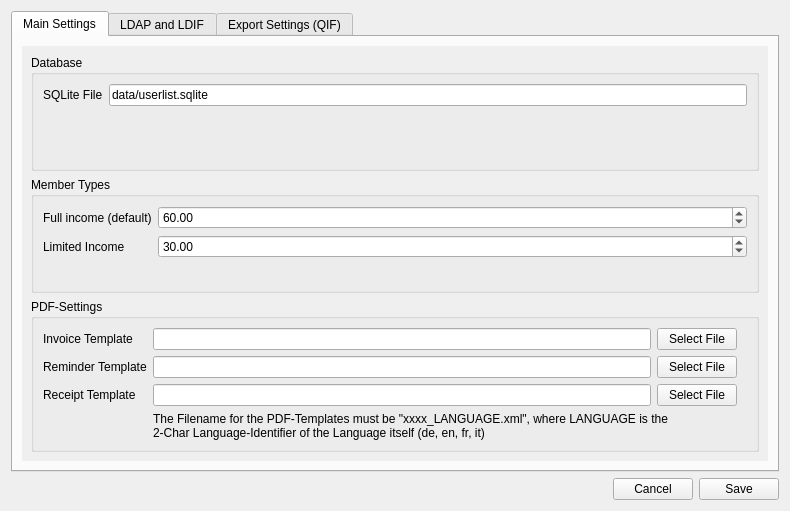
Qt form forms/settings.ui (LukyLuke/PiTres) before a commit.
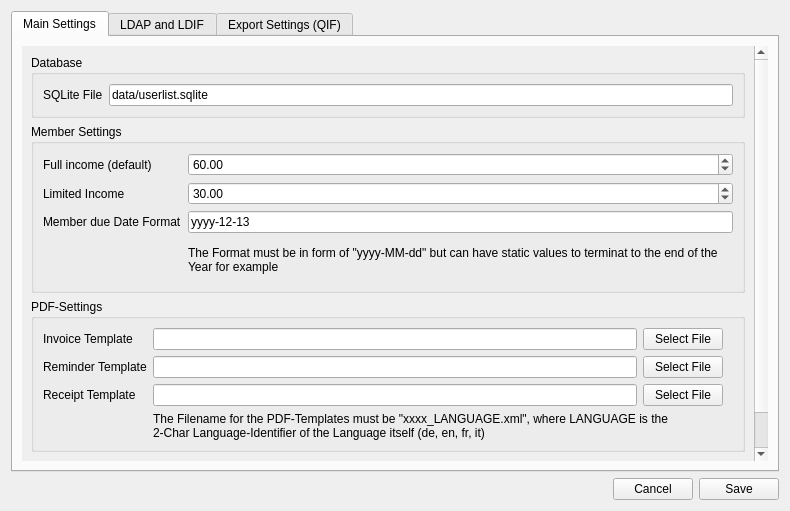
The same form after that commit.

Commit message: Better handling of PaidDue Dates with seperate Table; Viewing in Userlist not yet ported.

What changed in the file:
```diff
--- a/forms/settings.ui
+++ b/forms/settings.ui
@@ -77,7 +77,7 @@
            <item>
             <widget class="QGroupBox" name="groupBox_5">
              <property name="title">
-              <string>Member Types</string>
+              <string>Member Settings</string>
              </property>
              <layout class="QFormLayout" name="formLayout_6">
               <item row="0" column="0">
@@ -114,6 +114,36 @@
                 </property>
                </widget>
               </item>
+              <item row="2" column="0">
+               <widget class="QLabel" name="label_29">
+                <property name="text">
+                 <string>Member due Date Format</string>
+                </property>
+               </widget>
+              </item>
+              <item row="2" column="1">
+               <widget class="QLineEdit" name="memberDueDate">
+                <property name="text">
+                 <string>yyyy-12-13</string>
+                </property>
+               </widget>
+              </item>
+              <item row="3" column="1">
+               <widget class="QLabel" name="label_30">
+                <property name="sizePolicy">
+                 <sizepolicy hsizetype="Expanding" vsizetype="Preferred">
+                  <horstretch>0</horstretch>
+                  <verstretch>0</verstretch>
+                 </sizepolicy>
+                </property>
+                <property name="text">
+                 <string>The Format must be in form of &quot;yyyy-MM-dd&quot; but can have static values to terminat to the end of the Year for example</string>
+                </property>
+                <property name="wordWrap">
+                 <bool>true</bool>
+                </property>
+               </widget>
+              </item>
              </layout>
             </widget>
            </item>
@@ -217,6 +247,19 @@
              </layout>
             </widget>
            </item>
+           <item>
+            <spacer name="verticalSpacer">
+             <property name="orientation">
+              <enum>Qt::Vertical</enum>
+             </property>
+             <property name="sizeHint" stdset="0">
+              <size>
+               <width>20</width>
+               <height>40</height>
+              </size>
+             </property>
+            </spacer>
+           </item>
           </layout>
          </widget>
         </widget>
```
The commit also changes 18 other files.
